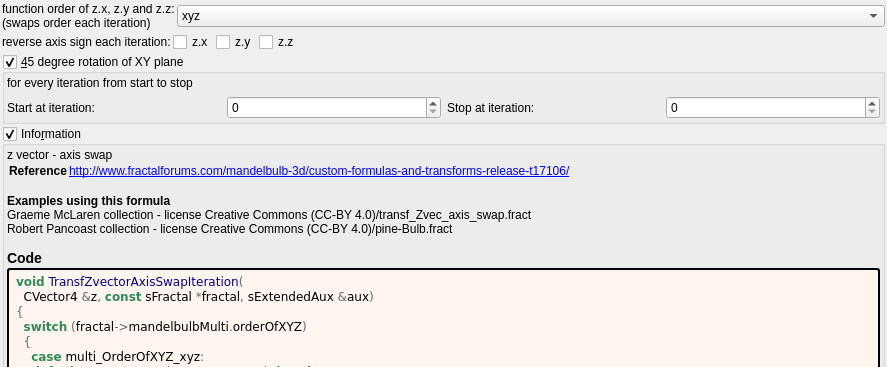
Qt form mandelbulber2/formula/ui/transf_zvector_axis_swap.ui (buddhi1980/mandelbulber2) before a commit; both pictures show x 0 to 887 and y 0 to 367 of the 887 by 943 pixel window.
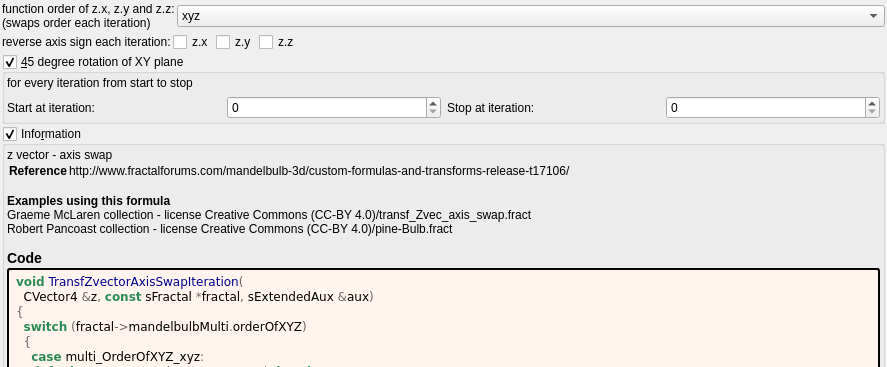
The same form after that commit. Custom widgets are drawn as their Qt base class.

Commit message:
docs: show fractalforums.com formula references as text
fractalforums.com is only partly online; fractalforums.org keeps a read-only
copy and the active forum. The formula information boxes now show
fractalforums.com references (and the wrapped lines that continue them) as
plain text. The links that remain are closed with </a>, which the generator
never wrote. The formula/ui files are regenerated with
tools/populate_ui_information.py.

What changed in the file:
```diff
--- a/mandelbulber2/formula/ui/transf_zvector_axis_swap.ui
+++ b/mandelbulber2/formula/ui/transf_zvector_axis_swap.ui
@@ -235,7 +235,7 @@
        <widget class="QLabel" name="label_information_general">
         <property name="text">
          <string notr="true">&lt;p&gt;z vector - axis swap&lt;/p&gt;&lt;table&gt;
-&lt;tr&gt;&lt;th&gt;Reference&lt;/th&gt;&lt;td&gt;&lt;a href=&quot;http://www.fractalforums.com/mandelbulb-3d/custom-formulas-and-transforms-release-t17106/&quot;&gt;http://www.fractalforums.com/mandelbulb-3d/custom-formulas-and-transforms-release-t17106/&lt;br&gt;
+&lt;tr&gt;&lt;th&gt;Reference&lt;/th&gt;&lt;td&gt;http://www.fractalforums.com/mandelbulb-3d/custom-formulas-and-transforms-release-t17106/&lt;br&gt;
 &lt;/td&gt;&lt;/tr&gt;
 &lt;/table&gt;
 &lt;br&gt;&lt;b&gt;Examples using this formula&lt;/b&gt;&lt;br&gt;Graeme McLaren  collection - license Creative Commons  (CC-BY 4.0)/transf_Zvec_axis_swap.fract&lt;br&gt;Robert Pancoast collection - license Creative Commons (CC-BY 4.0)/pine-Bulb.fract&lt;h3&gt;Code&lt;/h3&gt;</string>
```
The commit also changes 202 other files.
